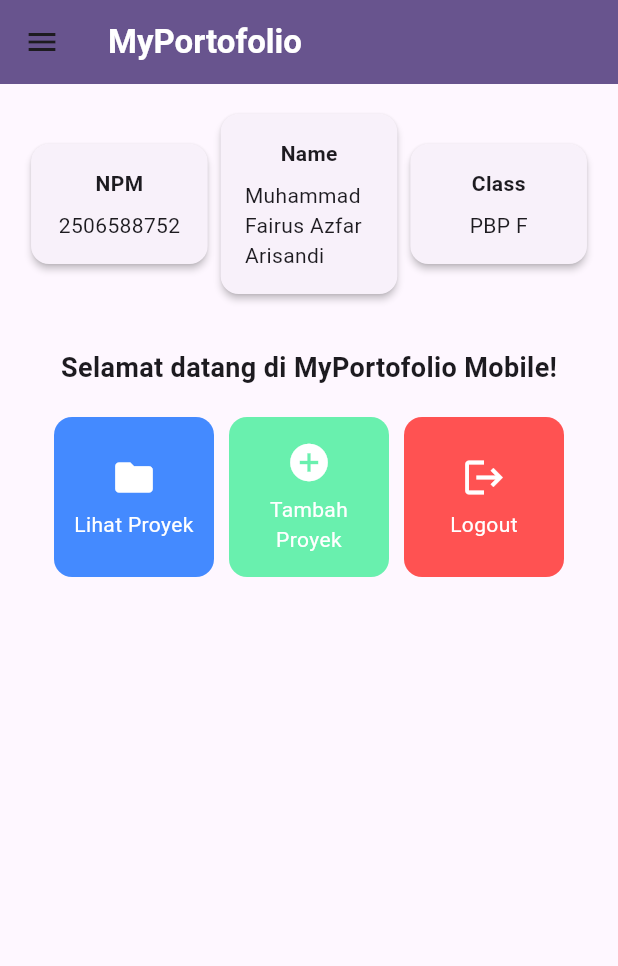
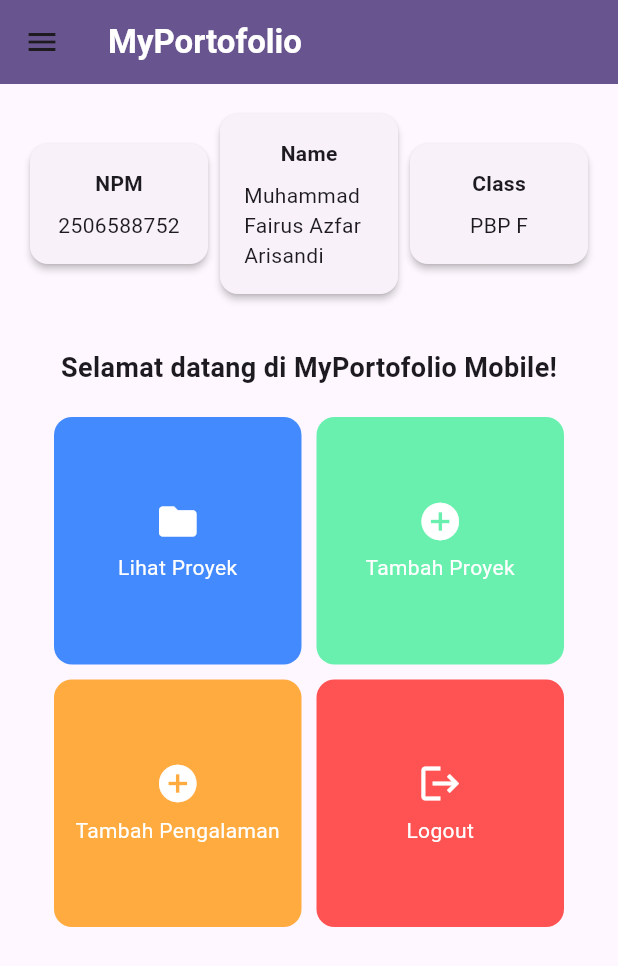
Before and after one commit to fairusarisandi/myportofolio_mobile, a Flutter app: the screen it shows after launch, in the side drawer, after a tap on "Home", on a phone screen of 412 x 824 dp. Shown: the top 966 px of the screen. Run offline on Flutter 3.47's test engine with Material 3 defaults, Android fonts, the phone set to English and light mode, and no system bars; our stand-ins replace material_ui.

Commit message:
feat: connect experience form to homepage and drawer

```diff
--- a/lib/screens/menu.dart
+++ b/lib/screens/menu.dart
@@ -12,6 +12,7 @@ class MyHomePage extends StatelessWidget {
   final List<ItemHomepage> items = [
     ItemHomepage("Lihat Proyek", Icons.folder, Colors.blueAccent),
     ItemHomepage("Tambah Proyek", Icons.add_circle, Colors.greenAccent),
+    ItemHomepage("Tambah Pengalaman", Icons.add_circle, Colors.orangeAccent),
     ItemHomepage("Logout", Icons.logout, Colors.redAccent),
   ];
 
@@ -21,15 +22,13 @@ class MyHomePage extends StatelessWidget {
       appBar: AppBar(
         title: const Text(
           'MyPortofolio',
-          style: TextStyle(
-            color: Colors.white,
-            fontWeight: FontWeight.bold,
-          ),
+          style: TextStyle(color: Colors.white, fontWeight: FontWeight.bold),
         ),
         backgroundColor: Theme.of(context).colorScheme.primary,
       ),
       drawer: const LeftDrawer(),
-      body: Padding(
+      body: SingleChildScrollView(
+        child: Padding(
           padding: const EdgeInsets.all(16.0),
           child: Column(
             crossAxisAlignment: CrossAxisAlignment.center,
@@ -37,9 +36,15 @@ class MyHomePage extends StatelessWidget {
               Row(
                 mainAxisAlignment: MainAxisAlignment.spaceEvenly,
                 children: [
-                InfoCard(title: 'NPM', content: npm),
-                InfoCard(title: 'Name', content: name),
-                InfoCard(title: 'Class', content: kelas),
+                  Expanded(
+                    child: InfoCard(title: 'NPM', content: npm),
+                  ),
+                  Expanded(
+                    child: InfoCard(title: 'Name', content: name),
+                  ),
+                  Expanded(
+                    child: InfoCard(title: 'Class', content: kelas),
+                  ),
                 ],
               ),
 
@@ -60,11 +65,13 @@ class MyHomePage extends StatelessWidget {
                     ),
 
                     GridView.count(
-                    primary: true,
+                      physics: const NeverScrollableScrollPhysics(),
                       padding: const EdgeInsets.all(20),
                       crossAxisSpacing: 10,
                       mainAxisSpacing: 10,
-                    crossAxisCount: 3,
+                      crossAxisCount: MediaQuery.of(context).size.width < 500
+                          ? 2
+                          : 3,
                       shrinkWrap: true,
                       children: items.map((ItemHomepage item) {
                         return ItemCard(item);
@@ -76,10 +83,10 @@ class MyHomePage extends StatelessWidget {
             ],
           ),
         ),
+      ),
     );
   }
 }
-
 
 class InfoCard extends StatelessWidget {
   // Kartu informasi yang menampilkan judul (title) dan isi (content).
@@ -93,9 +100,7 @@ class InfoCard extends StatelessWidget {
     return Card(
       // Memberikan efek bayangan kartu elevasi 2 unit.
       elevation: 2.0,
-      child: Container(
-        // Menyesuaikan lebar kartu dengan proporsi layar (dibagi 3.5).
-        width: MediaQuery.of(context).size.width / 3.5,
+      child: Padding(
         padding: const EdgeInsets.all(16.0),
         // Menyusun teks title dan content secara vertikal.
         child: Column(
@@ -113,7 +118,6 @@ class InfoCard extends StatelessWidget {
   }
 }
 
-
 class ItemHomepage {
   final String name;
   final IconData icon;
--- a/lib/widgets/left_drawer.dart
+++ b/lib/widgets/left_drawer.dart
@@ -1,4 +1,5 @@
 import 'package:material_ui/material_ui.dart';
+import 'package:myportofolio_mobile/screens/experience_form.dart';
 import 'package:myportofolio_mobile/screens/menu.dart';
 import 'package:myportofolio_mobile/screens/project_form.dart';
 
@@ -10,11 +11,10 @@ class LeftDrawer extends StatelessWidget {
     return Drawer(
       child: ListView(
         children: [
-          const DrawerHeader(
-            decoration: BoxDecoration(
-              color: Colors.indigo,
-            ),
-            child: Column(
+          Container(
+            padding: const EdgeInsets.fromLTRB(16, 24, 16, 16),
+            decoration: const BoxDecoration(color: Colors.indigo),
+            child: const Column(
               crossAxisAlignment: CrossAxisAlignment.start,
               children: [
                 Text(
@@ -43,8 +43,18 @@ class LeftDrawer extends StatelessWidget {
             onTap: () {
               Navigator.pushReplacement(
                 context,
+                MaterialPageRoute(builder: (context) => MyHomePage()),
+              );
+            },
+          ),
+          ListTile(
+            leading: const Icon(Icons.add_circle_outline),
+            title: const Text('Add Experience'),
+            onTap: () {
+              Navigator.pushReplacement(
+                context,
                 MaterialPageRoute(
-                  builder: (context) => MyHomePage(),
+                  builder: (context) => const ExperienceFormPage(),
                 ),
               );
             },
@@ -56,9 +66,7 @@ class LeftDrawer extends StatelessWidget {
             onTap: () {
               Navigator.pushReplacement(
                 context,
-                MaterialPageRoute(
-                  builder: (context) => ProjectFormPage(),
-                ),
+                MaterialPageRoute(builder: (context) => ProjectFormPage()),
               );
             },
           ),
```
Also changed, not shown: lib/widgets/project_card.dart (+14 -8 lines). Lines whose indentation alone changed are shown as unchanged.
